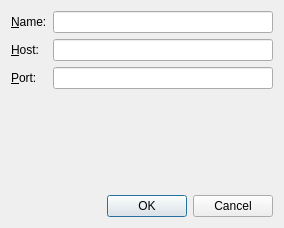
First picture: the form in Viewer/src/ServerEditDialog.ui, repository ecmwf/ecflow, before the edit.
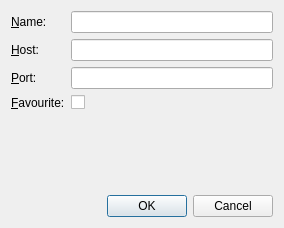
Second picture: the form after the edit.

Commit message: ecFlowUI: Behaviour of servers window ECF-395

```diff
--- a/Viewer/src/ServerEditDialog.ui
+++ b/Viewer/src/ServerEditDialog.ui
@@ -19,6 +19,9 @@
   <layout class="QVBoxLayout" name="verticalLayout">
    <item>
     <layout class="QFormLayout" name="formLayout">
+     <property name="fieldGrowthPolicy">
+      <enum>QFormLayout::ExpandingFieldsGrow</enum>
+     </property>
      <item row="0" column="0">
       <widget class="QLabel" name="label">
        <property name="text">
@@ -32,9 +35,6 @@
      <item row="0" column="1">
       <widget class="QLineEdit" name="nameEdit"/>
      </item>
-     <item row="1" column="1">
-      <widget class="QLineEdit" name="hostEdit"/>
-     </item>
      <item row="1" column="0">
       <widget class="QLabel" name="label_2">
        <property name="text">
@@ -45,7 +45,10 @@
        </property>
       </widget>
      </item>
-     <item row="2" column="0">
+     <item row="1" column="1">
+      <widget class="QLineEdit" name="hostEdit"/>
+     </item>
+     <item row="3" column="0">
       <widget class="QLabel" name="label_3">
        <property name="text">
         <string>&amp;Port:</string>
@@ -55,9 +58,26 @@
        </property>
       </widget>
      </item>
-     <item row="2" column="1">
+     <item row="3" column="1">
       <widget class="QLineEdit" name="portEdit"/>
      </item>
+     <item row="4" column="0">
+      <widget class="QLabel" name="label_4">
+       <property name="text">
+        <string>&amp;Favourite:</string>
+       </property>
+       <property name="buddy">
+        <cstring>favCh</cstring>
+       </property>
+      </widget>
+     </item>
+     <item row="4" column="1">
+      <widget class="QCheckBox" name="favCh">
+       <property name="text">
+        <string/>
+       </property>
+      </widget>
+     </item>
     </layout>
    </item>
    <item>
```
The commit also changes 18 other files.
